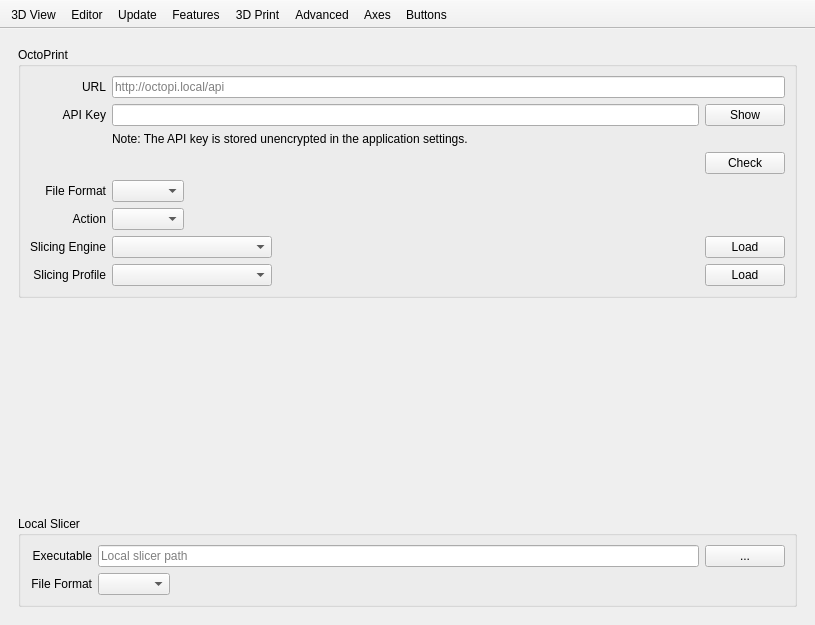
Above: src/gui/Preferences.ui from openscad/openscad before the change. Below: the same form after it.
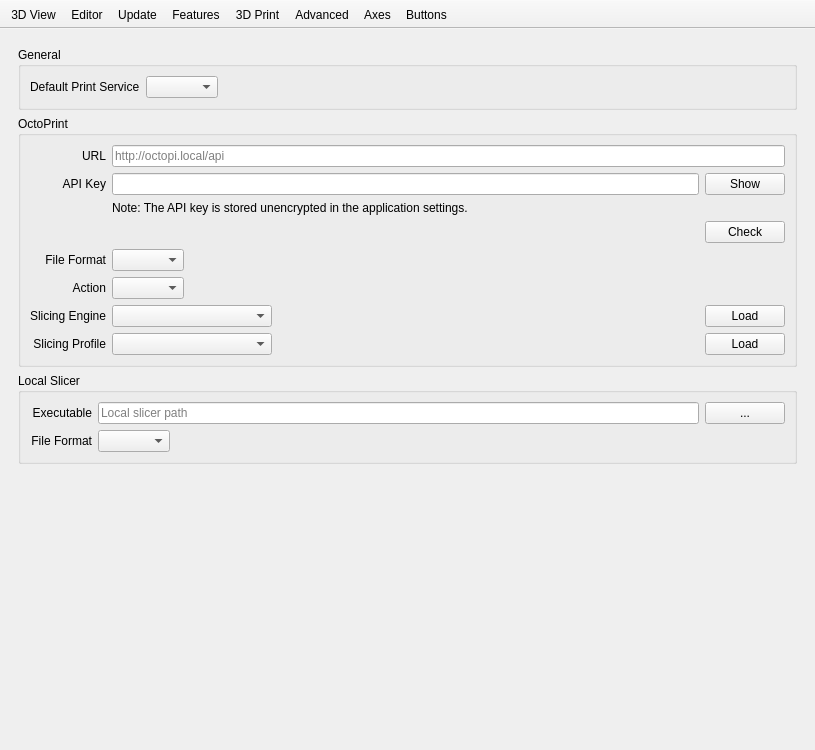
That is the form after the change. Icons and pictures are not drawn. Custom widgets are drawn as their Qt base class.

Commit message: Provide setting to remember print service selection.

```diff
--- a/src/gui/Preferences.ui
+++ b/src/gui/Preferences.ui
@@ -7,7 +7,7 @@
     <x>0</x>
     <y>0</y>
     <width>815</width>
-    <height>625</height>
+    <height>750</height>
    </rect>
   </property>
   <property name="sizePolicy">
@@ -1337,6 +1337,38 @@
       </widget>
       <widget class="QWidget" name="page3DPrint">
        <layout class="QVBoxLayout" name="verticalLayout_5">
+        <item>
+         <widget class="QGroupBox" name="groupBoxGeneral">
+          <property name="title">
+           <string>General</string>
+          </property>
+          <layout class="QGridLayout" name="gridLayout_10">
+           <item row="0" column="0">
+            <widget class="QLabel" name="labelDefaultPrintService">
+             <property name="text">
+              <string>Default Print Service</string>
+             </property>
+            </widget>
+           </item>
+           <item row="0" column="1">
+            <widget class="QComboBox" name="comboBoxDefaultPrintService"/>
+           </item>
+           <item row="0" column="2">
+            <spacer name="horizontalSpacerGeneral1">
+             <property name="orientation">
+              <enum>Qt::Horizontal</enum>
+             </property>
+             <property name="sizeHint" stdset="0">
+              <size>
+               <width>40</width>
+               <height>20</height>
+              </size>
+             </property>
+            </spacer>
+           </item>
+          </layout>
+         </widget>
+        </item>
         <item>
          <widget class="QGroupBox" name="groupBoxOctoPrint">
           <property name="title">
@@ -1580,19 +1612,6 @@
           </layout>
          </widget>
         </item>
-        <item>
-         <spacer name="verticalSpacer3DPrint">
-          <property name="orientation">
-           <enum>Qt::Vertical</enum>
-          </property>
-          <property name="sizeHint" stdset="0">
-           <size>
-            <width>20</width>
-            <height>40</height>
-           </size>
-          </property>
-         </spacer>
-        </item>
         <item>
          <widget class="QGroupBox" name="groupBoxLocalSlicer">
           <property name="title">
@@ -1656,6 +1675,19 @@
           </layout>
          </widget>
         </item>
+        <item>
+         <spacer name="verticalSpacer3DPrint">
+          <property name="orientation">
+           <enum>Qt::Vertical</enum>
+          </property>
+          <property name="sizeHint" stdset="0">
+           <size>
+            <width>20</width>
+            <height>40</height>
+           </size>
+          </property>
+         </spacer>
+        </item>
        </layout>
       </widget>
       <widget class="QWidget" name="pageAdvanced">
```
The commit also changes 8 other files.
